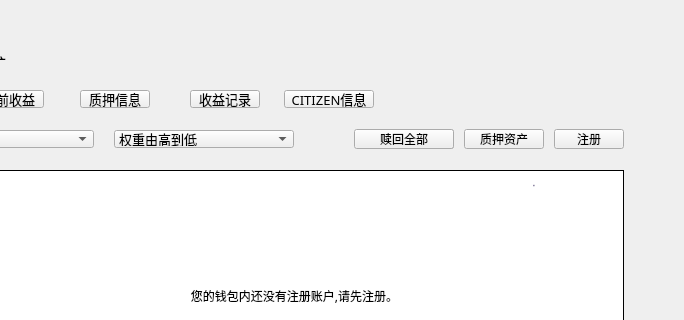
The window that LNKWallet/miner/minerpage.ui (HcashOrg/hx-indicator) describes before a commit, drawn with Qt 5; both pictures show x 86 to 770 and y 0 to 320 of the 770 by 510 pixel window.
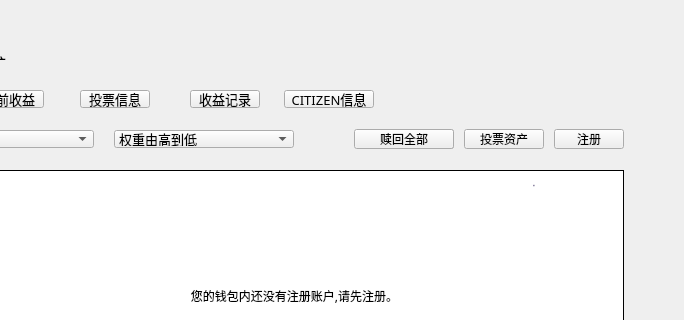
The same window after the commit. The open tabs and pages were chosen to show the change.

The edit to the form file:
```diff
--- a/LNKWallet/miner/minerpage.ui
+++ b/LNKWallet/miner/minerpage.ui
@@ -99,7 +99,7 @@
     <string notr="true"/>
    </property>
    <property name="text">
-    <string>质押资产</string>
+    <string>投票资产</string>
    </property>
   </widget>
   <widget class="QStackedWidget" name="stackedWidget">
@@ -697,7 +697,7 @@
     <string notr="true"/>
    </property>
    <property name="text">
-    <string>质押信息</string>
+    <string>投票信息</string>
    </property>
   </widget>
   <widget class="QLabel" name="tipLabel">
```
Left out of the diff: 8 changed lines with no effect on the pictures.
